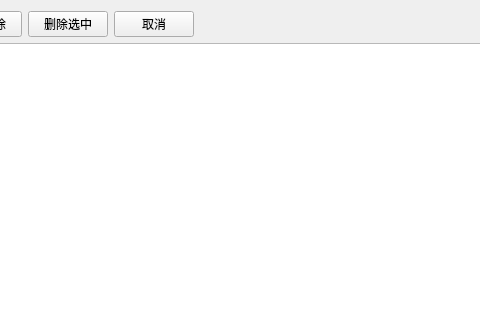
Qt form LogViewer/log_viewer.ui (SanXiaoXing/PyUtilDemos) before a commit; both pictures show x 706 to 1186 and y 0 to 320 of the 1424 by 824 pixel window.
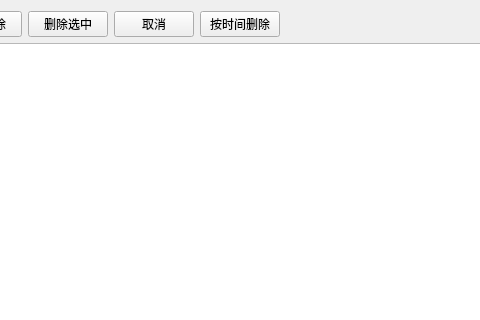
The same form after that commit.

Commit message:
feat(LogViewer): 添加按时间删除日志功能
- 在界面上新增"按时间删除"按钮- 实现按指定天数删除日志文件的功能

- 优化按钮样式，增加视觉区分度- 添加相关的异常处理和用户交互逻辑

Diff of the .ui file:
```diff
--- a/LogViewer/log_viewer.ui
+++ b/LogViewer/log_viewer.ui
@@ -95,6 +95,13 @@
          </property>
         </widget>
        </item>
+       <item>
+        <widget class="QPushButton" name="pushButton_deleteByDate">
+         <property name="text">
+          <string>按时间删除</string>
+         </property>
+        </widget>
+       </item>
        <item>
         <spacer name="horizontalSpacer">
          <property name="orientation">
```
The commit also changes 4 other files.
